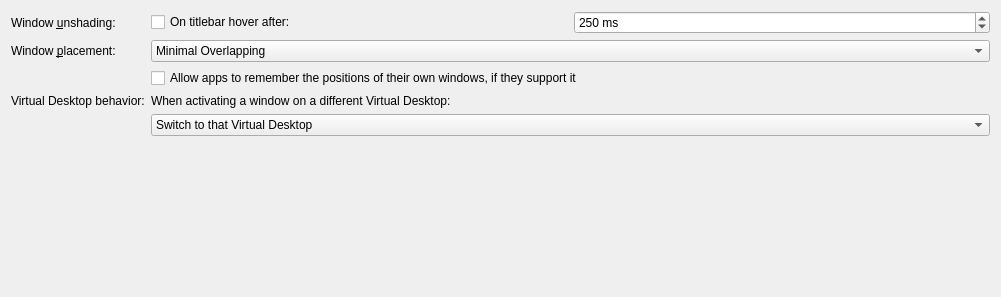
First picture: the form in src/kcms/options/advanced.ui, repository lfdevs/kwin, before the edit.
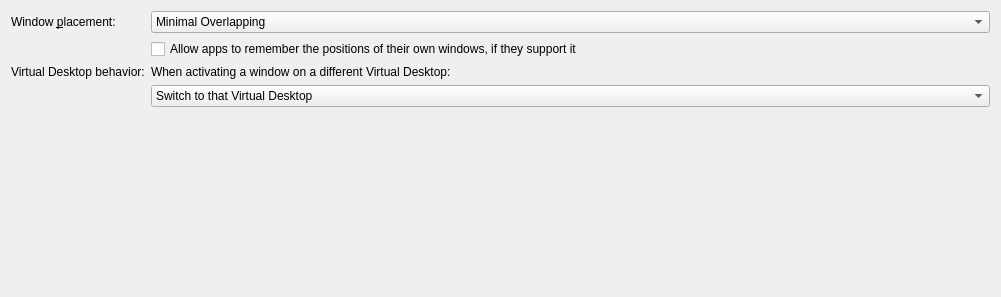
Second picture: the form after the edit.

What changed in the file:
```diff
--- a/src/kcms/options/advanced.ui
+++ b/src/kcms/options/advanced.ui
@@ -15,52 +15,6 @@
     <set>Qt::AlignHCenter|Qt::AlignTop</set>
    </property>
    <item row="0" column="0">
-    <widget class="QLabel" name="shadeHoverLabel">
-     <property name="text">
-      <string>Window &amp;unshading:</string>
-     </property>
-     <property name="buddy">
-      <cstring>kcfg_ShadeHover</cstring>
-     </property>
-    </widget>
-   </item>
-   <item row="0" column="1">
-    <layout class="QHBoxLayout" name="horizontalLayout_1">
-     <item>
-      <widget class="QCheckBox" name="kcfg_ShadeHover">
-       <property name="whatsThis">
-        <string>&lt;html&gt;&lt;head/&gt;&lt;body&gt;&lt;p&gt;If this option is enabled, a shaded window will unshade automatically when the mouse pointer has been over the titlebar for some time.&lt;/p&gt;&lt;/body&gt;&lt;/html&gt;</string>
-       </property>
-       <property name="text">
-        <string>On titlebar hover after:</string>
-       </property>
-      </widget>
-     </item>
-     <item>
-      <widget class="QSpinBox" name="kcfg_ShadeHoverInterval">
-       <property name="whatsThis">
-        <string>Sets the time in milliseconds before the window unshades when the mouse pointer goes over the shaded window.</string>
-       </property>
-       <property name="suffix">
-        <string> ms</string>
-       </property>
-       <property name="minimum">
-        <number>0</number>
-       </property>
-       <property name="maximum">
-        <number>3000</number>
-       </property>
-       <property name="singleStep">
-        <number>100</number>
-       </property>
-       <property name="value">
-        <number>250</number>
-       </property>
-      </widget>
-     </item>
-    </layout>
-   </item>
-   <item row="1" column="0">
     <widget class="QLabel" name="windowPlacementLabel">
      <property name="text">
       <string>Window &amp;placement:</string>
@@ -70,7 +24,7 @@
      </property>
     </widget>
    </item>
-   <item row="1" column="1">
+   <item row="0" column="1">
     <widget class="QComboBox" name="kcfg_Placement">
      <property name="whatsThis">
       <string>&lt;html&gt;&lt;head/&gt;&lt;body&gt;&lt;p&gt;The placement policy determines where a new window will appear on the desktop.&lt;/p&gt;&lt;ul style=&quot;margin-top: 0px; margin-bottom: 0px; margin-left: 0px; margin-right: 0px; -qt-list-indent: 1;&quot;&gt;&lt;li style=&quot; margin-top:12px; margin-bottom:0px; margin-left:0px; margin-right:0px; -qt-block-indent:0; text-indent:0px;&quot;&gt;&lt;span style=&quot; font-style:italic;&quot;&gt;Smart&lt;/span&gt; will try to achieve a minimum overlap of windows&lt;/li&gt;&lt;li style=&quot; margin-top:0px; margin-bottom:0px; margin-left:0px; margin-right:0px; -qt-block-indent:0; text-indent:0px;&quot;&gt;&lt;span style=&quot; font-style:italic;&quot;&gt;Maximizing&lt;/span&gt; will try to maximize every window to fill the whole screen. It might be useful to selectively affect placement of some windows using the window-specific settings.&lt;/li&gt;&lt;li style=&quot; margin-top:0px; margin-bottom:0px; margin-left:0px; margin-right:0px; -qt-block-indent:0; text-indent:0px;&quot;&gt;&lt;span style=&quot; font-style:italic;&quot;&gt;Random&lt;/span&gt; will use a random position&lt;/li&gt;&lt;li style=&quot; margin-top:0px; margin-bottom:0px; margin-left:0px; margin-right:0px; -qt-block-indent:0; text-indent:0px;&quot;&gt;&lt;span style=&quot; font-style:italic;&quot;&gt;Centered&lt;/span&gt; will place the window centered&lt;/li&gt;&lt;li style=&quot; margin-top:0px; margin-bottom:0px; margin-left:0px; margin-right:0px; -qt-block-indent:0; text-indent:0px;&quot;&gt;&lt;span style=&quot; font-style:italic;&quot;&gt;Zero-cornered&lt;/span&gt; will place the window in the top-left corner&lt;/li&gt;&lt;li style=&quot; margin-top:0px; margin-bottom:12px; margin-left:0px; margin-right:0px; -qt-block-indent:0; text-indent:0px;&quot;&gt;&lt;span style=&quot; font-style:italic;&quot;&gt;Under mouse&lt;/span&gt; will place the window under the pointer&lt;/li&gt;&lt;/ul&gt;&lt;/body&gt;&lt;/html&gt;</string>
@@ -107,7 +61,7 @@
      </item>
     </widget>
    </item>
-   <item row="2" column="1">
+   <item row="1" column="1">
     <widget class="QCheckBox" name="kcfg_AllowKDEAppsToRememberWindowPositions">
      <property name="whatsThis">
       <string>When turned on, apps which are able to remember the positions of their windows are allowed to do so. This will override the window placement mode defined above.</string>
@@ -117,7 +71,7 @@
      </property>
     </widget>
    </item>
-   <item row="3" column="0">
+   <item row="2" column="0">
     <widget class="QLabel" name="activationDesktopPolicyLabel">
      <property name="text">
       <string>Virtual Desktop behavior:</string>
@@ -127,14 +81,14 @@
      </property>
     </widget>
    </item>
-   <item row="3" column="1">
+   <item row="2" column="1">
     <widget class="QLabel" name="activationDesktopPolicyDescriptionLabel">
      <property name="text">
       <string>When activating a window on a different Virtual Desktop:</string>
      </property>
     </widget>
    </item>
-   <item row="4" column="1">
+   <item row="3" column="1">
     <widget class="QComboBox" name="kcfg_ActivationDesktopPolicy">
      <property name="whatsThis">
       <string>&lt;html&gt;&lt;head/&gt;&lt;body&gt;&lt;p&gt;This setting controls what happens when an open window located on a Virtual Desktop other than the current one is activated. &lt;/p&gt;&lt;p&gt;&lt;span style=&quot; font-style:italic;&quot;&gt;Switch to that Virtual Desktop&lt;/span&gt; will switch to the Virtual Desktop where the window is currently located. &lt;/p&gt;&lt;p&gt;&lt;span style=&quot; font-style:italic;&quot;&gt;Bring window to current Virtual Desktop&lt;/span&gt; will cause the window to jump to the active Virtual Desktop. &lt;/p&gt;&lt;/body&gt;&lt;/html&gt;</string>
```
